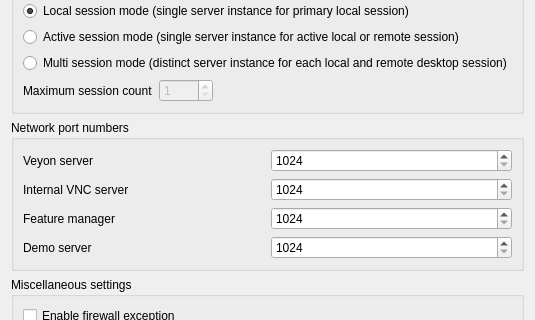
zk26/ClassKeep, file veyon/configurator/src/ServiceConfigurationPage.ui: the form before one commit; both pictures show x 0 to 535 and y 230 to 550 of the 535 by 854 pixel window.
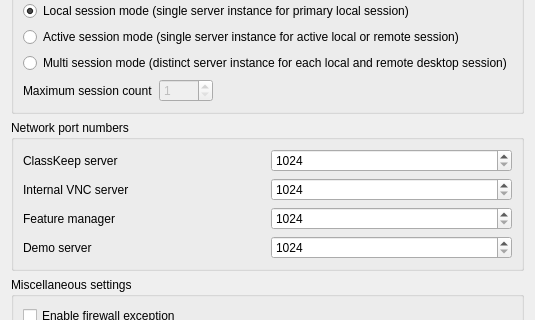
The form after the commit. Icons and pictures are not drawn.

Commit message: feat: ClassKeep 2.0.0 - English naming, installer fix, quick tools, seat views, student card, 4-tab mobile

Diff of the .ui file:
```diff
--- a/veyon/configurator/src/ServiceConfigurationPage.ui
+++ b/veyon/configurator/src/ServiceConfigurationPage.ui
@@ -236,7 +236,7 @@
       <item row="0" column="0">
        <widget class="QLabel" name="label_12">
         <property name="text">
-         <string>Veyon server</string>
+         <string>ClassKeep server</string>
         </property>
        </widget>
       </item>
```
Left out of the diff: 2 changed lines with no effect on the pictures. The commit also changes 144 other files.
